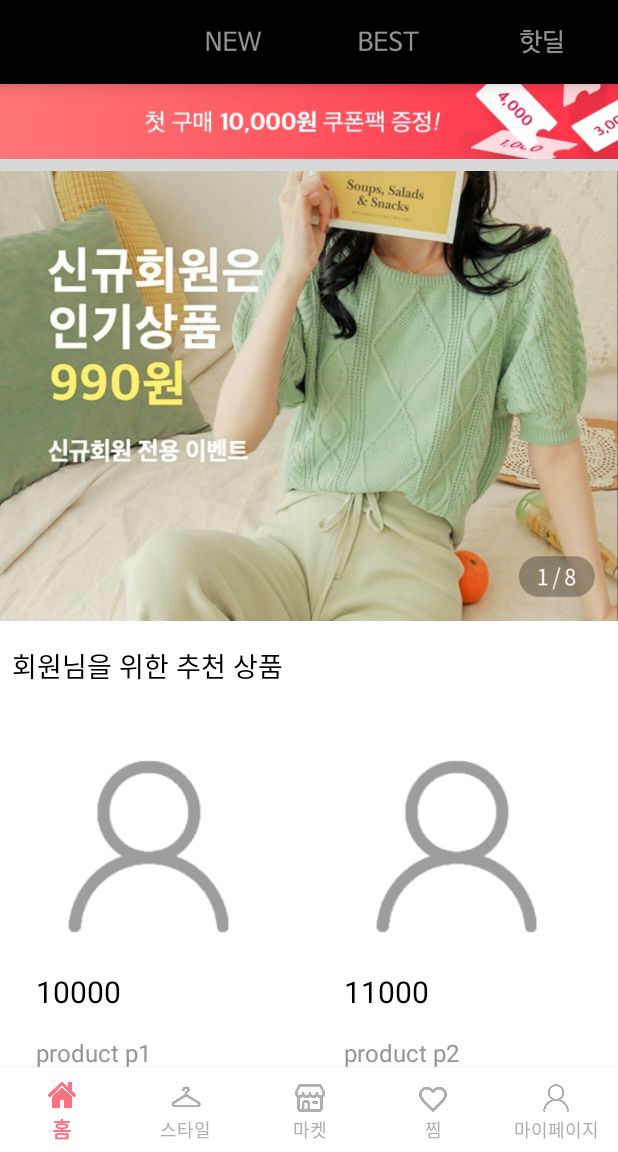
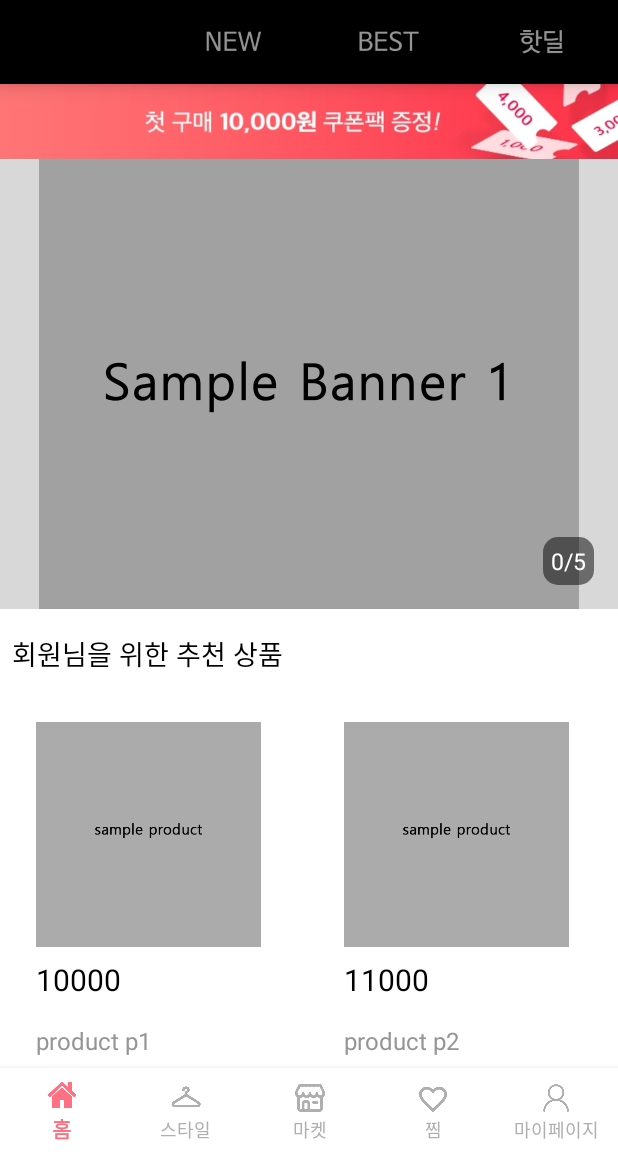
Before and after one commit to softsquared-summer/ably_mock_android_ade, an Android app: the screen it shows after launch (MainActivity), on a phone screen of 412 x 824 dp, the part 84-1236 px from its top. Run offline under Robolectric (Android 15) with nearby library versions, the phone set to English and light mode, and no system bars.

Commit message:
뷰페이저로 슬라이드 배너 구현

```diff
--- a/Ably/app/build.gradle
+++ b/Ably/app/build.gradle
@@ -42,4 +42,8 @@ dependencies {
     annotationProcessor 'com.github.bumptech.glide:compiler:4.11.0'
     // RecyclerView
     implementation 'com.android.support:recyclerview-v7:28.0.0'
+    // ViewPager2
+    implementation 'androidx.viewpager2:viewpager2:1.0.0'
+    // RoundedImageView
+    implementation 'com.makeramen:roundedimageview:2.3.0'
 }
--- a/Ably/app/src/main/java/com/jinwoo/ably/src/adapter/ProductAdapter.java
+++ b/Ably/app/src/main/java/com/jinwoo/ably/src/adapter/ProductAdapter.java
@@ -47,7 +47,6 @@ public class ProductAdapter extends RecyclerView.Adapter<ProductAdapter.CustomVi
         holder.itemView.setOnClickListener(new View.OnClickListener() {
             @Override
             public void onClick(View v) {
-
                 Intent intent = new Intent(activity, ProductActivity.class);
                 //TODO: put url info of the selected product in the intent
                 activity.startActivity(intent);
--- /dev/null
+++ b/Ably/app/src/main/java/com/jinwoo/ably/src/adapter/SlideAdapter.java
@@ -0,0 +1,54 @@
+package com.jinwoo.ably.src.adapter;
+
+import android.content.Context;
+import android.view.LayoutInflater;
+import android.view.View;
+import android.view.ViewGroup;
+import android.widget.ImageView;
+import android.widget.LinearLayout;
+import androidx.annotation.NonNull;
+import androidx.viewpager.widget.PagerAdapter;
+import com.jinwoo.ably.R;
+
+public class SlideAdapter extends PagerAdapter {
+
+    private Context context;
+    private LayoutInflater inflater;
+    public int[] images = {
+        R.drawable.img_banner1,
+        R.drawable.img_banner2,
+        R.drawable.img_banner3,
+        R.drawable.img_banner4,
+        R.drawable.img_banner5
+    };
+
+    public SlideAdapter (Context context) {
+        this.context = context;
+        inflater = (LayoutInflater) context.getSystemService(context.LAYOUT_INFLATER_SERVICE);
+    }
+
+    @Override
+    public int getCount() {
+        return images.length;
+    }
+
+    @Override
+    public boolean isViewFromObject(@NonNull View view, @NonNull Object object) {
+        return (view == (LinearLayout)object);
+    }
+
+    @NonNull
+    @Override
+    public Object instantiateItem(@NonNull ViewGroup container, int position) {
+        View view = inflater.inflate(R.layout.item_banner_slider, container, false);
+        ImageView image = (ImageView) view.findViewById(R.id.banner_iv_image);
+        image.setImageResource(images[position]);
+        container.addView(view);
+        return view;
+    }
+
+    @Override
+    public void destroyItem(@NonNull ViewGroup container, int position, @NonNull Object object) {
+        container.removeView((LinearLayout)object);
+    }
+}
--- a/Ably/app/src/main/java/com/jinwoo/ably/src/fragment/ChildFragment1.java
+++ b/Ably/app/src/main/java/com/jinwoo/ably/src/fragment/ChildFragment1.java
@@ -5,15 +5,17 @@ import android.view.LayoutInflater;
 import android.view.View;
 import android.view.ViewGroup;
 import android.widget.ImageView;
+import android.widget.TextView;
 import android.widget.Toast;
-
 import androidx.annotation.NonNull;
 import androidx.annotation.Nullable;
 import androidx.fragment.app.Fragment;
 import androidx.recyclerview.widget.GridLayoutManager;
 import androidx.recyclerview.widget.RecyclerView;
+import androidx.viewpager.widget.ViewPager;
 import com.jinwoo.ably.R;
 import com.jinwoo.ably.src.adapter.ProductAdapter;
+import com.jinwoo.ably.src.adapter.SlideAdapter;
 import com.jinwoo.ably.src.data.Product;
 import com.jinwoo.ably.src.main.MainActivity;
 
@@ -22,8 +24,11 @@ import java.util.ArrayList;
 public class ChildFragment1 extends Fragment {
 
     private ImageView mTop;
+    private ViewPager mMid;
+    private TextView mPages;
     private RecyclerView mRecyclerView;
-    private ProductAdapter adapter;
+    private ProductAdapter productAdapter;
+    private SlideAdapter slideAdapter;
     private ArrayList<Product> productList;
 
     public ChildFragment1() { }
@@ -33,8 +38,10 @@ public class ChildFragment1 extends Fragment {
     public View onCreateView(@NonNull LayoutInflater inflater, @Nullable ViewGroup container, @Nullable Bundle savedInstanceState) {
         ViewGroup view = (ViewGroup) inflater.inflate(R.layout.fragment_child_1, container, false);
 
-        mTop = (ImageView) view.findViewById(R.id.frag1_top);
-        mRecyclerView = (RecyclerView) view.findViewById(R.id.frag1_body);
+        mTop = (ImageView) view.findViewById(R.id.child1_top);
+        mMid = (ViewPager) view.findViewById(R.id.child1_mid);
+        mPages = (TextView) view.findViewById(R.id.child1_tv_banner_pages);
+        mRecyclerView = (RecyclerView) view.findViewById(R.id.child1_body);
         productList = new ArrayList<>();
 
         mTop.setOnClickListener(new View.OnClickListener(){
@@ -44,16 +51,20 @@ public class ChildFragment1 extends Fragment {
             }
         });
 
+        slideAdapter = new SlideAdapter(getActivity());
+        mMid.setAdapter(slideAdapter);
+        mPages.setText(mMid.getCurrentItem() + "/" + slideAdapter.getCount());
+
         //TODO: Networking required
         //Inserting product data into productList
-        Product p1 = new Product(R.drawable.icon_my_page, 10000, "product p1", "This is first product", "No sales info");
-        Product p2 = new Product(R.drawable.icon_my_page, 11000, "product p2", "This is second product", "No sales info");
-        Product p3 = new Product(R.drawable.icon_my_page, 13000, "product p3", "This is third product", "No sales info");
-        Product p4 = new Product(R.drawable.icon_my_page, 14000, "product p4", "This is fourth product", "No sales info");
-        Product p5 = new Product(R.drawable.icon_my_page, 15000, "product p5", "This is fifth product", "No sales info");
-        Product p6 = new Product(R.drawable.icon_my_page, 16000, "product p6", "This is sixth product", "No sales info");
-        Product p7 = new Product(R.drawable.icon_my_page, 17000, "product p7", "This is seventh product", "No sales info");
-        Product p8 = new Product(R.drawable.icon_my_page, 18000, "product p8", "This is eighth product", "No sales info");
+        Product p1 = new Product(R.drawable.img_product, 10000, "product p1", "This is first product", "No sales info");
+        Product p2 = new Product(R.drawable.img_product, 11000, "product p2", "This is second product", "No sales info");
+        Product p3 = new Product(R.drawable.img_product, 13000, "product p3", "This is third product", "No sales info");
+        Product p4 = new Product(R.drawable.img_product, 14000, "product p4", "This is fourth product", "No sales info");
+        Product p5 = new Product(R.drawable.img_product, 15000, "product p5", "This is fifth product", "No sales info");
+        Product p6 = new Product(R.drawable.img_product, 16000, "product p6", "This is sixth product", "No sales info");
+        Product p7 = new Product(R.drawable.img_product, 17000, "product p7", "This is seventh product", "No sales info");
+        Product p8 = new Product(R.drawable.img_product, 18000, "product p8", "This is eighth product", "No sales info");
         productList.add(p1);
         productList.add(p2);
         productList.add(p3);
@@ -64,9 +75,9 @@ public class ChildFragment1 extends Fragment {
         productList.add(p8);
 
         mRecyclerView.setHasFixedSize(true);
-        adapter = new ProductAdapter(productList, (MainActivity)getActivity());
+        productAdapter = new ProductAdapter(productList, (MainActivity)getActivity());
         mRecyclerView.setLayoutManager(new GridLayoutManager(getActivity(), 2));
-        mRecyclerView.setAdapter(adapter);
+        mRecyclerView.setAdapter(productAdapter);
 
         return view;
     }
--- a/Ably/app/src/main/java/com/jinwoo/ably/src/fragment/ChildFragment2.java
+++ b/Ably/app/src/main/java/com/jinwoo/ably/src/fragment/ChildFragment2.java
@@ -47,14 +47,14 @@ public class ChildFragment2 extends Fragment {
 
         //TODO: Networking required
         //Inserting product data into productList
-        Product p1 = new Product(R.drawable.icon_my_page, 10000, "product p1", "This is first product", "No sales info");
-        Product p2 = new Product(R.drawable.icon_my_page, 11000, "product p2", "This is second product", "No sales info");
-        Product p3 = new Product(R.drawable.icon_my_page, 13000, "product p3", "This is third product", "No sales info");
-        Product p4 = new Product(R.drawable.icon_my_page, 14000, "product p4", "This is fourth product", "No sales info");
-        Product p5 = new Product(R.drawable.icon_my_page, 15000, "product p5", "This is fifth product", "No sales info");
-        Product p6 = new Product(R.drawable.icon_my_page, 16000, "product p6", "This is sixth product", "No sales info");
-        Product p7 = new Product(R.drawable.icon_my_page, 17000, "product p7", "This is seventh product", "No sales info");
-        Product p8 = new Product(R.drawable.icon_my_page, 18000, "product p8", "This is eighth product", "No sales info");
+        Product p1 = new Product(R.drawable.img_product, 10000, "product p1", "This is first product", "No sales info");
+        Product p2 = new Product(R.drawable.img_product, 11000, "product p2", "This is second product", "No sales info");
+        Product p3 = new Product(R.drawable.img_product, 13000, "product p3", "This is third product", "No sales info");
+        Product p4 = new Product(R.drawable.img_product, 14000, "product p4", "This is fourth product", "No sales info");
+        Product p5 = new Product(R.drawable.img_product, 15000, "product p5", "This is fifth product", "No sales info");
+        Product p6 = new Product(R.drawable.img_product, 16000, "product p6", "This is sixth product", "No sales info");
+        Product p7 = new Product(R.drawable.img_product, 17000, "product p7", "This is seventh product", "No sales info");
+        Product p8 = new Product(R.drawable.img_product, 18000, "product p8", "This is eighth product", "No sales info");
         productList.add(p1);
         productList.add(p2);
         productList.add(p3);
--- /dev/null
+++ b/Ably/app/src/main/res/drawable/button_transparent_black.xml
@@ -0,0 +1,8 @@
+<?xml version="1.0" encoding="utf-8"?>
+<shape android:shape="rectangle"
+    xmlns:android="http://schemas.android.com/apk/res/android">
+    <corners
+        android:radius="10dp"/>
+    <solid
+        android:color="@color/colorTransparentBlack"/>
+</shape>
--- a/Ably/app/src/main/res/layout/activity_login.xml
+++ b/Ably/app/src/main/res/layout/activity_login.xml
@@ -73,7 +73,7 @@
         android:id="@+id/login_btn_login"
         android:layout_width="match_parent"
         android:layout_height="50dp"
-        android:background="@drawable/edittext_grey"
+        android:background="@drawable/button_light_grey"
         android:text="로그인"
         android:layout_marginTop="16dp"
         android:layout_marginHorizontal="16dp"
--- a/Ably/app/src/main/res/layout/activity_main.xml
+++ b/Ably/app/src/main/res/layout/activity_main.xml
@@ -55,7 +55,7 @@
                             android:id="@+id/main_et_search_bar"
                             android:layout_width="match_parent"
                             android:layout_height="40dp"
-                            android:background="@drawable/edittext_grey"
+                            android:background="@drawable/button_light_grey"
                             android:paddingStart="16dp"
                             android:inputType="text"
                             android:hint="상품이나 마켓을 검색해보세요!"
--- a/Ably/app/src/main/res/layout/fragment_child_1.xml
+++ b/Ably/app/src/main/res/layout/fragment_child_1.xml
@@ -1,8 +1,8 @@
 <?xml version="1.0" encoding="utf-8"?>
-<FrameLayout
-    xmlns:android="http://schemas.android.com/apk/res/android"
+<FrameLayout xmlns:android="http://schemas.android.com/apk/res/android"
     android:layout_width="match_parent"
     android:layout_height="match_parent"
+    xmlns:app="http://schemas.android.com/apk/res-auto"
     android:background="@color/colorLighterGrey">
 
     <LinearLayout
@@ -11,19 +11,40 @@
         android:orientation="vertical">
 
         <ImageView
-            android:id="@+id/frag1_top"
+            android:id="@+id/child1_top"
             android:layout_width="match_parent"
             android:layout_height="50dp"
             android:scaleType="fitXY"
             android:src="@drawable/img_frag1_top"/>
 
-        <ImageView
-            android:id="@+id/frag1_mid"
-            android:layout_width="match_parent"
-            android:layout_height="300dp"
-            android:layout_marginTop="8dp"
-            android:scaleType="fitXY"
-            android:src="@drawable/img_frag1_mid"/>
+        <androidx.constraintlayout.widget.ConstraintLayout
+            android:layout_width="wrap_content"
+            android:layout_height="wrap_content">
+
+            <androidx.viewpager.widget.ViewPager
+                android:id="@+id/child1_mid"
+                android:layout_width="match_parent"
+                android:layout_height="300dp"
+                app:layout_constraintBottom_toBottomOf="parent"
+                app:layout_constraintEnd_toEndOf="parent"
+                app:layout_constraintStart_toStartOf="parent"
+                app:layout_constraintTop_toTopOf="parent" />
+
+            <TextView
+                android:id="@+id/child1_tv_banner_pages"
+                android:layout_width="wrap_content"
+                android:layout_height="wrap_content"
+                android:layout_marginEnd="16dp"
+                android:layout_marginBottom="16dp"
+                android:background="@drawable/button_transparent_black"
+                android:padding="5dp"
+                android:text="10/10"
+                android:textColor="@color/colorWhite"
+                android:textSize="15dp"
+                app:layout_constraintBottom_toBottomOf="parent"
+                app:layout_constraintEnd_toEndOf="parent" />
+
+        </androidx.constraintlayout.widget.ConstraintLayout>
 
         <LinearLayout
             android:layout_width="match_parent"
@@ -42,7 +63,7 @@
                 android:layout_marginStart="8dp"/>
 
             <androidx.recyclerview.widget.RecyclerView
-                android:id="@+id/frag1_body"
+                android:id="@+id/child1_body"
                 android:layout_width="match_parent"
                 android:layout_height="wrap_content"
                 android:padding="8dp"
--- /dev/null
+++ b/Ably/app/src/main/res/layout/item_banner_slider.xml
@@ -0,0 +1,24 @@
+<?xml version="1.0" encoding="utf-8"?>
+<LinearLayout
+    xmlns:android="http://schemas.android.com/apk/res/android"
+    xmlns:app="http://schemas.android.com/apk/res-auto"
+    android:layout_width="match_parent"
+    android:layout_height="wrap_content"
+    android:orientation="vertical">
+
+    <androidx.constraintlayout.widget.ConstraintLayout
+        android:layout_width="match_parent"
+        android:layout_height="wrap_content">
+
+        <ImageView
+            android:id="@+id/banner_iv_image"
+            android:layout_width="match_parent"
+            android:layout_height="300dp"
+            app:layout_constraintBottom_toBottomOf="parent"
+            app:layout_constraintEnd_toEndOf="parent"
+            app:layout_constraintStart_toStartOf="parent"
+            app:layout_constraintTop_toTopOf="parent" />
+
+    </androidx.constraintlayout.widget.ConstraintLayout>
+
+</LinearLayout>
--- a/Ably/app/src/main/res/layout/item_product.xml
+++ b/Ably/app/src/main/res/layout/item_product.xml
@@ -12,7 +12,7 @@
         android:id="@+id/frag1_item_image"
         android:layout_width="150dp"
         android:layout_height="150dp"
-        android:src="@drawable/icon_my_page"
+        android:src="@drawable/img_product"
         app:layout_constraintEnd_toEndOf="parent"
         app:layout_constraintStart_toStartOf="parent"
         app:layout_constraintTop_toTopOf="parent" />
--- a/Ably/app/src/main/res/values/colors.xml
+++ b/Ably/app/src/main/res/values/colors.xml
@@ -10,4 +10,5 @@
     <color name="colorGrey">#959595</color>
     <color name="colorRedPink">#FF7182</color>
     <color name="colorBlue">#1E7CFF</color>
+    <color name="colorTransparentBlack">#80000000</color>
 </resources>
```
Also changed, not shown: Ably/app/src/main/res/drawable/button_light_grey.xml (renamed from Ably/app/src/main/res/drawable/edittext_grey.xml), Ably/app/src/main/res/drawable/img_banner1.jpg (added), Ably/app/src/main/res/drawable/img_banner2.jpg (added), Ably/app/src/main/res/drawable/img_banner3.jpg (added), Ably/app/src/main/res/drawable/img_banner4.jpg (added), Ably/app/src/main/res/drawable/img_banner5.jpg (added), Ably/app/src/main/res/drawable/img_frag1_mid.jpg (deleted), Ably/app/src/main/res/drawable/img_product.jpg (added).
